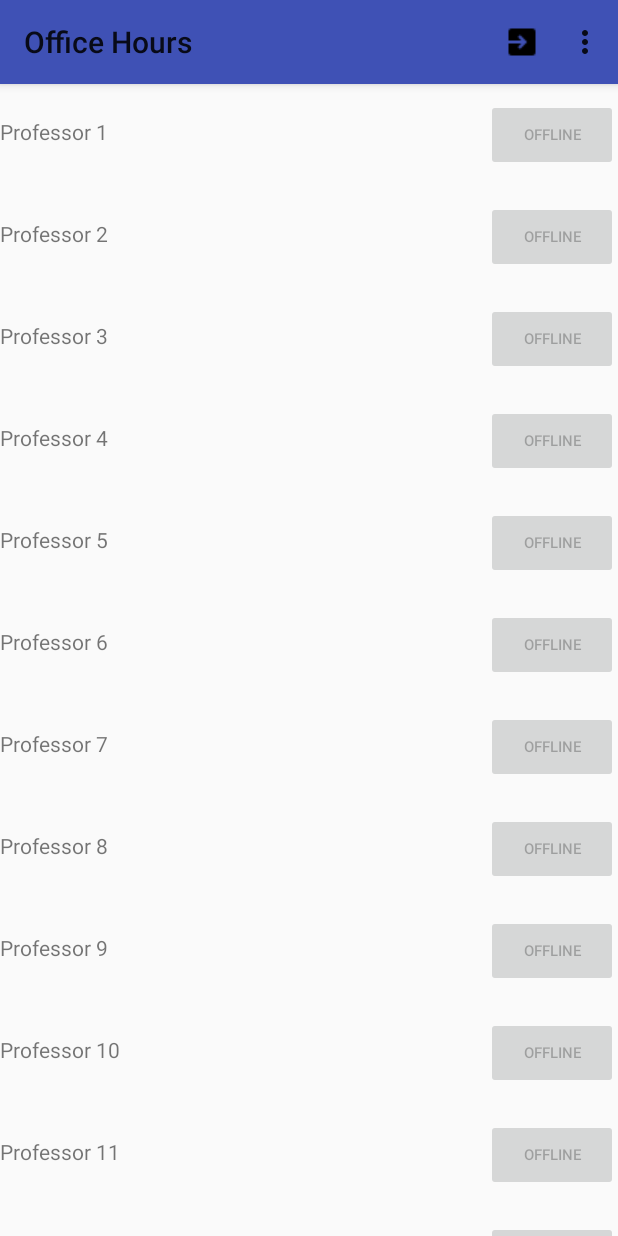
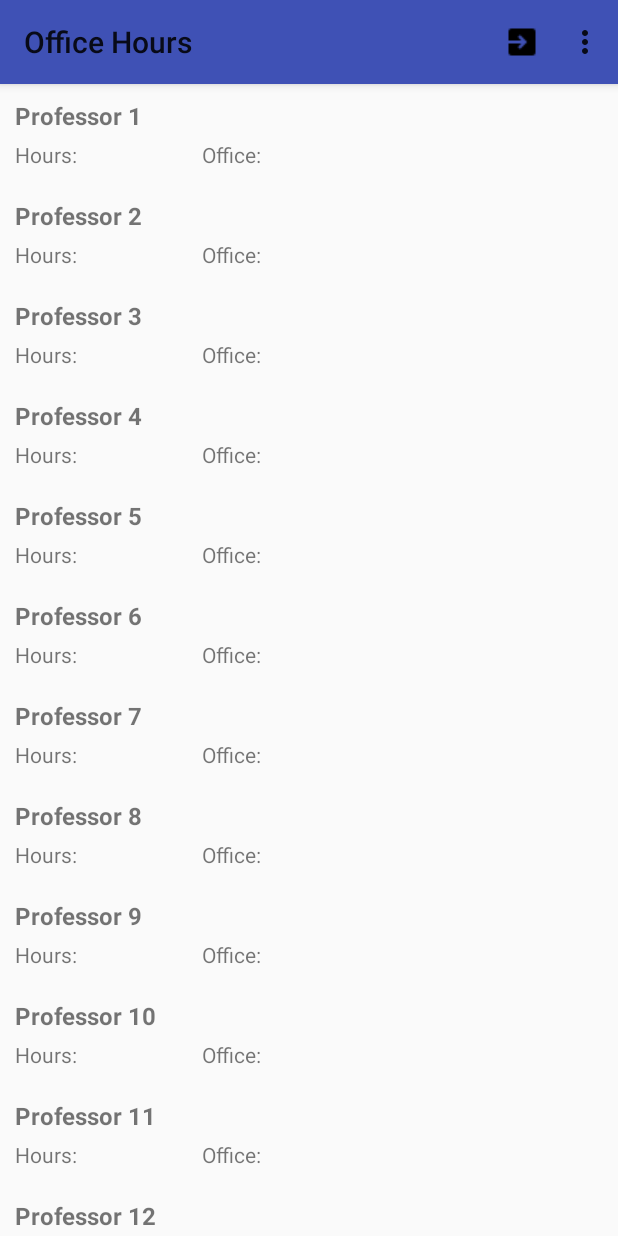
Before and after one commit to jctully/OfficeHours, an Android app: the screen it shows after launch (MainActivity), on a phone screen of 412 x 824 dp. Run offline under Robolectric (Android 15) with nearby library versions, the phone set to English and light mode, and no system bars; our stand-ins replace Firebase (no records; nobody signed in at launch, a user with empty details on screens opened directly).

Commit message:
formatted Professor list

```diff
--- a/OfficeHours/app/src/main/java/tmb/csci412/wwu/officehours/ProfessorAdapter.java
+++ b/OfficeHours/app/src/main/java/tmb/csci412/wwu/officehours/ProfessorAdapter.java
@@ -24,7 +24,8 @@ public class ProfessorAdapter extends RecyclerView.Adapter<ProfessorAdapter.View
         // Your holder should contain a member variable
         // for any view that will be set as you render a row
         public TextView nameTextView;
-        public Button messageButton;
+        public TextView hourTextView;
+        public TextView officeTextView;
 
         // We also create a constructor that accepts the entire item row
         // and does the view lookups to find each subview
@@ -34,7 +35,8 @@ public class ProfessorAdapter extends RecyclerView.Adapter<ProfessorAdapter.View
             super(itemView);
 
             nameTextView = (TextView) itemView.findViewById(R.id.prof_name);
-            messageButton = (Button) itemView.findViewById(R.id.view_queue);
+            hourTextView = (TextView) itemView.findViewById(R.id.hours);
+            officeTextView = (TextView) itemView.findViewById(R.id.office);
         }
     }
 
@@ -64,10 +66,12 @@ public class ProfessorAdapter extends RecyclerView.Adapter<ProfessorAdapter.View
 
         // Set item views based on your views and data model
         TextView textView = viewHolder.nameTextView;
+        TextView hoursText = viewHolder.hourTextView;
+        TextView officeText = viewHolder.officeTextView;
+
         textView.setText(prof.getName());
-        Button button = viewHolder.messageButton;
-        button.setText(prof.isOnline() ? "Join queue" : "Offline");
-        button.setEnabled(prof.isOnline());
+        hoursText.setText("Hours: ");
+        officeText.setText("Office: ");
     }
 
     @Override
--- a/OfficeHours/app/src/main/res/layout/item_professor.xml
+++ b/OfficeHours/app/src/main/res/layout/item_professor.xml
@@ -1,26 +1,33 @@
 <?xml version="1.0" encoding="utf-8"?>
-<LinearLayout
+<android.support.constraint.ConstraintLayout
     xmlns:android="http://schemas.android.com/apk/res/android"
+    xmlns:app="http://schemas.android.com/apk/res-auto"
     android:orientation="horizontal"
     android:layout_width="match_parent"
     android:layout_height="wrap_content"
     android:paddingTop="10dp"
     android:paddingBottom="10dp"
-    >
+    android:layout_marginLeft="10dp">
 
     <TextView
         android:id="@+id/prof_name"
-        android:layout_width="0dp"
-        android:layout_height="wrap_content"
-        android:layout_weight="1"
-        />
+        android:textStyle="bold"
+        android:textSize="16sp"
+        android:layout_width="match_parent"
+        android:layout_height="match_parent" />
 
-    <Button
-        android:id="@+id/view_queue"
+    <TextView
+        android:id="@+id/hours"
         android:layout_width="wrap_content"
         android:layout_height="wrap_content"
-        android:paddingLeft="16dp"
-        android:paddingRight="16dp"
-        android:textSize="10sp"
-        />
-</LinearLayout>
+        android:paddingTop="5dp"
+        app:layout_constraintTop_toBottomOf="@id/prof_name" />
+    <TextView
+        android:id="@+id/office"
+        android:layout_width="wrap_content"
+        android:layout_height="wrap_content"
+        android:paddingLeft="80dp"
+        android:paddingTop="5dp"
+        app:layout_constraintTop_toBottomOf="@id/prof_name"
+        app:layout_constraintLeft_toRightOf="@id/hours" />
+</android.support.constraint.ConstraintLayout>
```
